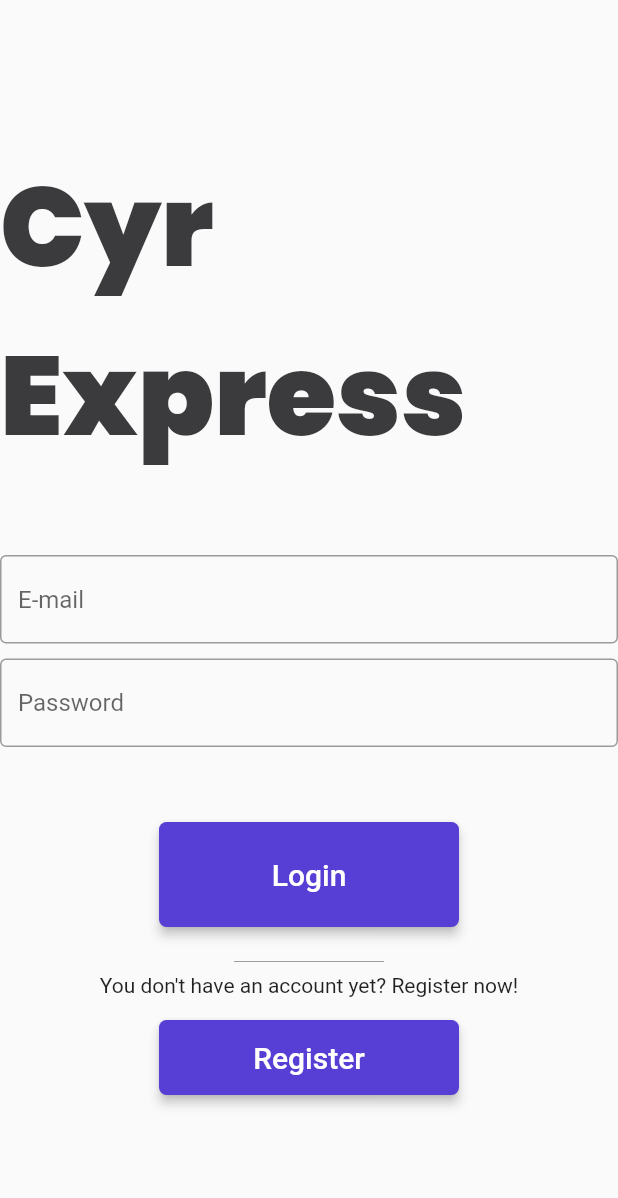
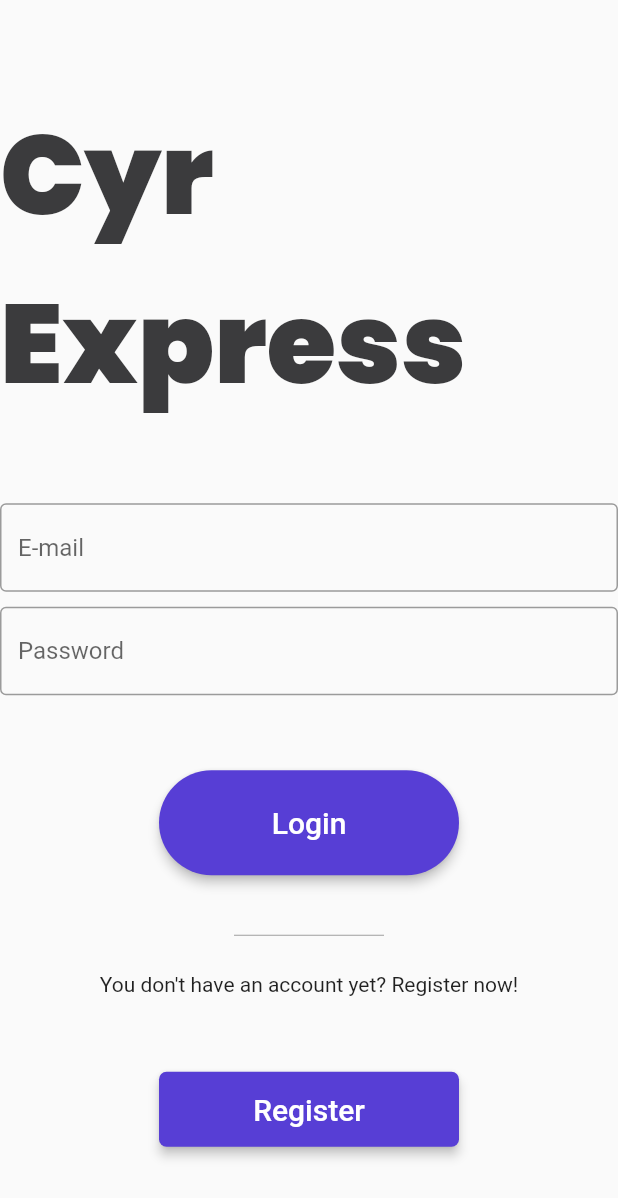
Before and after one commit to Ronakage/cyr-express, a Flutter app: the screen it shows after launch, on a phone screen of 412 x 824 dp. Shown: the top 1198 px of the screen. Run offline on Flutter 3.47's test engine with Material 2 defaults, Android fonts, the phone set to English and light mode, and no system bars; our stand-ins replace google_fonts.

Commit message:
Update text fields behaviour on focus in login page

```diff
--- a/frontend/lib/main.dart
+++ b/frontend/lib/main.dart
@@ -67,10 +67,11 @@ class _AuthentactionPageState extends State<AuthentactionPage> {
                 maxLines: 1,
                 decoration: InputDecoration(
                   border: OutlineInputBorder(
-                    borderSide: BorderSide(color: CustomColors.primaryColor)
+                    borderSide: BorderSide(color: CustomColors.primaryColor),
                   ),
                   focusedBorder: OutlineInputBorder(
-                    borderSide: BorderSide(color: CustomColors.primaryColor)
+                    borderSide: BorderSide(color: CustomColors.primaryColor),
+                    borderRadius: BorderRadius.all(Radius.circular(100))
                   ),
                   hintText: 'E-mail',
                 )
@@ -87,7 +88,8 @@ class _AuthentactionPageState extends State<AuthentactionPage> {
                 decoration: InputDecoration(
                   border: OutlineInputBorder(),
                   focusedBorder: OutlineInputBorder(
-                    borderSide: BorderSide(color: CustomColors.primaryColor)
+                    borderSide: BorderSide(color: CustomColors.primaryColor),
+                    borderRadius: BorderRadius.all(Radius.circular(100))
                   ),
                   hintText: 'Password',
                 )
@@ -100,7 +102,7 @@ class _AuthentactionPageState extends State<AuthentactionPage> {
                 backgroundColor: CustomColors.primaryColor,
                 elevation: 3,
                 shape: RoundedRectangleBorder(
-                    borderRadius: BorderRadius.circular(5.0),
+                    borderRadius: BorderRadius.circular(50.0),
                 ),
                 minimumSize: const Size(200, 70),
               ),
@@ -108,9 +110,9 @@ class _AuthentactionPageState extends State<AuthentactionPage> {
               child: const Text("Login", style: TextStyle(fontSize: 20),),
             ),
             const SizedBox(height: 15),
-            const SizedBox(width: 100 ,child: Divider(color: Colors.grey)),
+            const SizedBox(height: 50 ,width: 100 ,child: Divider(color: Colors.grey)),
             const Text("You don't have an account yet? Register now!"),
-            const SizedBox(height: 15),
+            const SizedBox(height: 50),
             //Register Button
             ElevatedButton(
               style: ElevatedButton.styleFrom(
```
